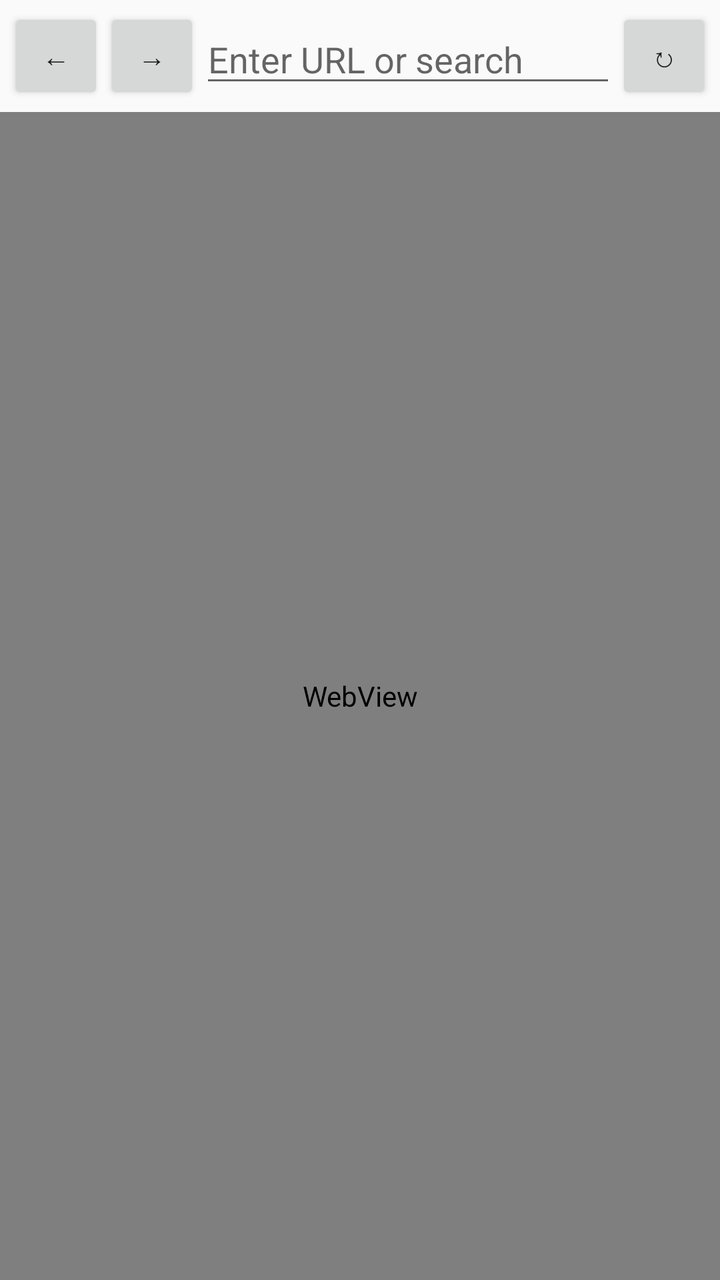
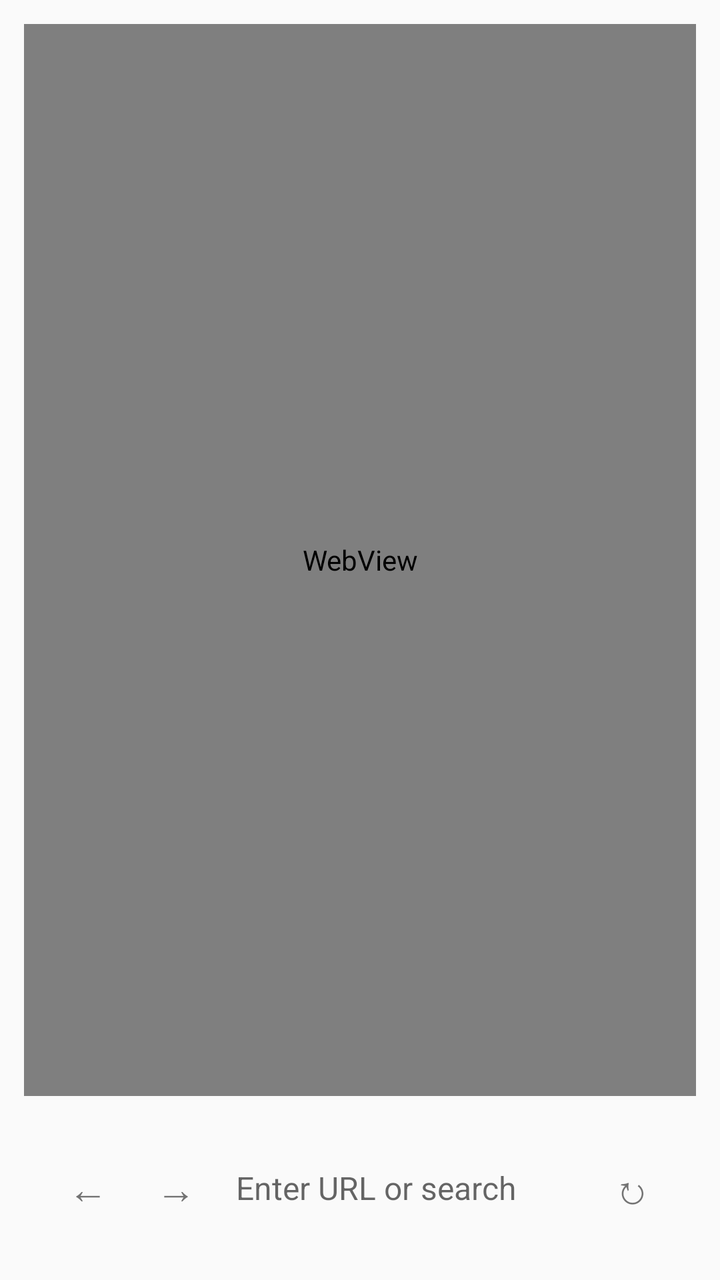

Two renders of the same Android screen: before a commit and after it. Below are the layout's source before the change and the commit's diff.
<!-- AndroidManifest.xml: application theme Theme.WebBrowser -->
<!-- res/layout/activity_main.xml -->
<?xml version="1.0" encoding="utf-8"?>
<LinearLayout xmlns:android="http://schemas.android.com/apk/res/android"
    android:layout_width="match_parent"
    android:layout_height="match_parent"
    android:orientation="vertical">

    
    <LinearLayout
        android:layout_width="match_parent"
        android:layout_height="wrap_content"
        android:gravity="center_vertical"
        android:orientation="horizontal"
        android:padding="4dp">

        <Button
            android:id="@+id/btnBack"
            android:layout_width="wrap_content"
            android:layout_height="wrap_content"
            android:contentDescription="@string/back_desc"
            android:minWidth="48dp"
            android:text="←" />

        <Button
            android:id="@+id/btnForward"
            android:layout_width="wrap_content"
            android:layout_height="wrap_content"
            android:contentDescription="@string/forward_desc"
            android:minWidth="48dp"
            android:text="→" />

        <EditText
            android:id="@+id/urlBar"
            android:layout_width="0dp"
            android:layout_height="wrap_content"
            android:layout_weight="1"
            android:hint="@string/url_hint"
            android:imeOptions="actionGo"
            android:inputType="textUri"
            android:maxLines="1" />

        <Button
            android:id="@+id/btnReload"
            android:layout_width="wrap_content"
            android:layout_height="wrap_content"
            android:contentDescription="@string/reload_desc"
            android:minWidth="48dp"
            android:text="↻" />

    </LinearLayout>

    <ProgressBar
        android:id="@+id/progressBar"
        style="?android:attr/progressBarStyleHorizontal"
        android:layout_width="match_parent"
        android:layout_height="wrap_content"
        android:max="100"
        android:visibility="gone" />

    <WebView
        android:id="@+id/webView"
        android:layout_width="match_parent"
        android:layout_height="0dp"
        android:layout_weight="1" />

</LinearLayout>
<!-- resources referenced by this layout -->
<resources>
  <string name="back_desc">Back</string>
  <string name="forward_desc">Forward</string>
  <string name="reload_desc">Reload</string>
  <string name="url_hint">Enter URL or search</string>
  <style name="Theme.WebBrowser" parent="Theme.AppCompat.DayNight.NoActionBar" />
</resources>

<!-- the commit's change to res/layout/activity_main.xml (unified diff, before → after) -->
@@ -1,65 +1,130 @@
 <?xml version="1.0" encoding="utf-8"?>
-<LinearLayout xmlns:android="http://schemas.android.com/apk/res/android"
+<FrameLayout xmlns:android="http://schemas.android.com/apk/res/android"
+    android:id="@+id/root"
     android:layout_width="match_parent"
-    android:layout_height="match_parent"
-    android:orientation="vertical">
+    android:layout_height="match_parent">
 
     
-    <LinearLayout
+    <View
+        android:id="@+id/blobTop"
+        android:layout_width="240dp"
+        android:layout_height="240dp"
+        android:layout_gravity="top|end" />
+
+    <View
+        android:id="@+id/blobBottom"
+        android:layout_width="280dp"
+        android:layout_height="280dp"
+        android:layout_gravity="bottom|start" />
+
+    
+    <FrameLayout
+        android:id="@+id/webCard"
         android:layout_width="match_parent"
-        android:layout_height="wrap_content"
-        android:gravity="center_vertical"
-        android:orientation="horizontal"
-        android:padding="4dp">
+        android:layout_height="match_parent"
+        android:layout_marginStart="12dp"
+        android:layout_marginTop="12dp"
+        android:layout_marginEnd="12dp"
+        android:layout_marginBottom="92dp">
 
-        <Button
-            android:id="@+id/btnBack"
-            android:layout_width="wrap_content"
-            android:layout_height="wrap_content"
-            android:contentDescription="@string/back_desc"
-            android:minWidth="48dp"
-            android:text="←" />
+        <WebView
+            android:id="@+id/webView"
+            android:layout_width="match_parent"
+            android:layout_height="match_parent" />
 
-        <Button
-            android:id="@+id/btnForward"
-            android:layout_width="wrap_content"
-            android:layout_height="wrap_content"
-            android:contentDescription="@string/forward_desc"
-            android:minWidth="48dp"
-            android:text="→" />
+        <ProgressBar
+            android:id="@+id/progressBar"
+            style="?android:attr/progressBarStyleHorizontal"
+            android:layout_width="match_parent"
+            android:layout_height="3dp"
+            android:layout_gravity="top"
+            android:max="100"
+            android:visibility="gone" />
 
-        <EditText
-            android:id="@+id/urlBar"
-            android:layout_width="0dp"
-            android:layout_height="wrap_content"
-            android:layout_weight="1"
-            android:hint="@string/url_hint"
-            android:imeOptions="actionGo"
-            android:inputType="textUri"
-            android:maxLines="1" />
+    </FrameLayout>
 
-        <Button
-            android:id="@+id/btnReload"
-            android:layout_width="wrap_content"
-            android:layout_height="wrap_content"
-            android:contentDescription="@string/reload_desc"
-            android:minWidth="48dp"
-            android:text="↻" />
+    
+    <FrameLayout
+        android:id="@+id/glassBar"
+        android:layout_width="match_parent"
+        android:layout_height="60dp"
+        android:layout_gravity="bottom"
+        android:layout_marginStart="16dp"
+        android:layout_marginEnd="16dp"
+        android:layout_marginBottom="16dp">
 
-    </LinearLayout>
+        <View
+            android:id="@+id/glowLeft"
+            android:layout_width="110dp"
+            android:layout_height="110dp"
+            android:layout_gravity="start|center_vertical" />
 
-    <ProgressBar
-        android:id="@+id/progressBar"
-        style="?android:attr/progressBarStyleHorizontal"
-        android:layout_width="match_parent"
-        android:layout_height="wrap_content"
-        android:max="100"
-        android:visibility="gone" />
+        <View
+            android:id="@+id/glowRight"
+            android:layout_width="110dp"
+            android:layout_height="110dp"
+            android:layout_gravity="end|center_vertical" />
 
-    <WebView
-        android:id="@+id/webView"
-        android:layout_width="match_parent"
-        android:layout_height="0dp"
-        android:layout_weight="1" />
+        
+        <View
+            android:id="@+id/glassSheen"
+            android:layout_width="match_parent"
+            android:layout_height="match_parent" />
 
-</LinearLayout>
+        <LinearLayout
+            android:layout_width="match_parent"
+            android:layout_height="match_parent"
+            android:gravity="center_vertical"
+            android:orientation="horizontal"
+            android:paddingStart="6dp"
+            android:paddingEnd="6dp">
+
+            <TextView
+                android:id="@+id/btnBack"
+                android:layout_width="44dp"
+                android:layout_height="match_parent"
+                android:background="?android:attr/selectableItemBackgroundBorderless"
+                android:contentDescription="@string/back_desc"
+                android:gravity="center"
+                android:text="←"
+                android:textSize="20sp" />
+
+            <TextView
+                android:id="@+id/btnForward"
+                android:layout_width="44dp"
+                android:layout_height="match_parent"
+                android:background="?android:attr/selectableItemBackgroundBorderless"
+                android:contentDescription="@string/forward_desc"
+                android:gravity="center"
+                android:text="→"
+                android:textSize="20sp" />
+
+            <EditText
+                android:id="@+id/urlBar"
+                android:layout_width="0dp"
+                android:layout_height="wrap_content"
+                android:layout_weight="1"
+                android:background="@null"
+                android:hint="@string/url_hint"
+                android:imeOptions="actionGo"
+                android:inputType="textUri"
+                android:maxLines="1"
+                android:paddingStart="8dp"
+                android:paddingEnd="8dp"
+                android:textSize="16sp" />
+
+            <TextView
+                android:id="@+id/btnReload"
+                android:layout_width="44dp"
+                android:layout_height="match_parent"
+                android:background="?android:attr/selectableItemBackgroundBorderless"
+                android:contentDescription="@string/reload_desc"
+                android:gravity="center"
+                android:text="↻"
+                android:textSize="20sp" />
+
+        </LinearLayout>
+
+    </FrameLayout>
+
+</FrameLayout>
